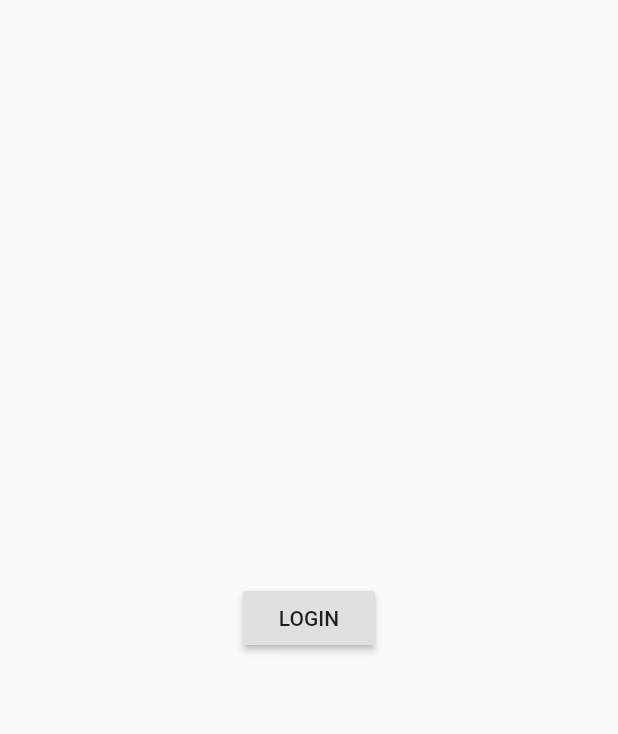
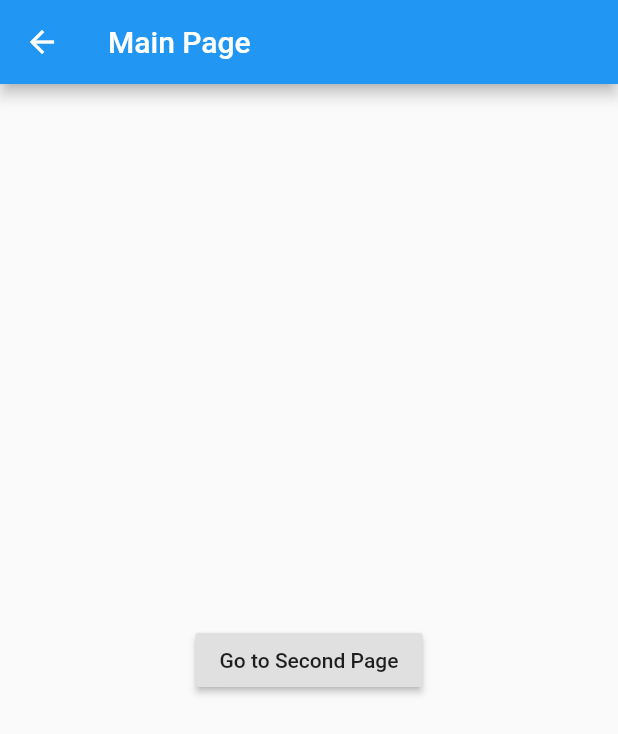
Before and after one commit to giovankabisano/flutter-code-lab, a Flutter app: the LoginPage screen opened directly, after a tap on "LOGIN", on a phone screen of 412 x 824 dp. Shown: the top 734 px of the screen. Run offline on Flutter 3.47's test engine with Material 2 defaults, Android fonts, the phone set to English and light mode, and no system bars.

Commit message:
Implement: Navigation from login_page to main_page

```diff
--- a/navigation/lib/login_page.dart
+++ b/navigation/lib/login_page.dart
@@ -1,4 +1,5 @@
 import 'package:flutter/material.dart';
+import 'package:navigation/main_page.dart';
 
 class LoginPage extends StatelessWidget {
   @override
@@ -7,7 +8,12 @@ class LoginPage extends StatelessWidget {
       body: Center(
         child: RaisedButton(
           child: Text("LOGIN"),
-          onPressed: () {},
+          onPressed: () {
+            Navigator.pushReplacement(context,
+                MaterialPageRoute(builder: (context) {
+              return MainPage();
+            }));
+          },
         ),
       ),
     );
--- a/navigation/lib/main.dart
+++ b/navigation/lib/main.dart
@@ -1,4 +1,5 @@
 import 'package:flutter/material.dart';
+import 'package:navigation/login_page.dart';
 
 void main() {
   runApp(MyApp());
@@ -7,8 +8,6 @@ void main() {
 class MyApp extends StatelessWidget {
   @override
   Widget build(BuildContext context) {
-    return MaterialApp(
-      home:
-    );
+    return MaterialApp(home: LoginPage());
   }
 }
--- a/navigation/lib/main_page.dart
+++ b/navigation/lib/main_page.dart
@@ -1,13 +1,21 @@
 import 'package:flutter/material.dart';
+import 'package:navigation/second_page.dart';
 
-class LoginPage extends StatelessWidget {
+class MainPage extends StatelessWidget {
   @override
   Widget build(BuildContext context) {
     return Scaffold(
+      appBar: AppBar(
+        title: Text("Main Page"),
+      ),
       body: Center(
         child: RaisedButton(
-          child: Text("LOGIN"),
-          onPressed: () {},
+          child: Text("Go to Second Page"),
+          onPressed: () {
+            Navigator.push(context, MaterialPageRoute(builder: (context) {
+              return SecondPage();
+            }));
+          },
         ),
       ),
     );
```
Also changed, not shown: navigation/lib/second_page.dart (added, +20 -0 lines).
